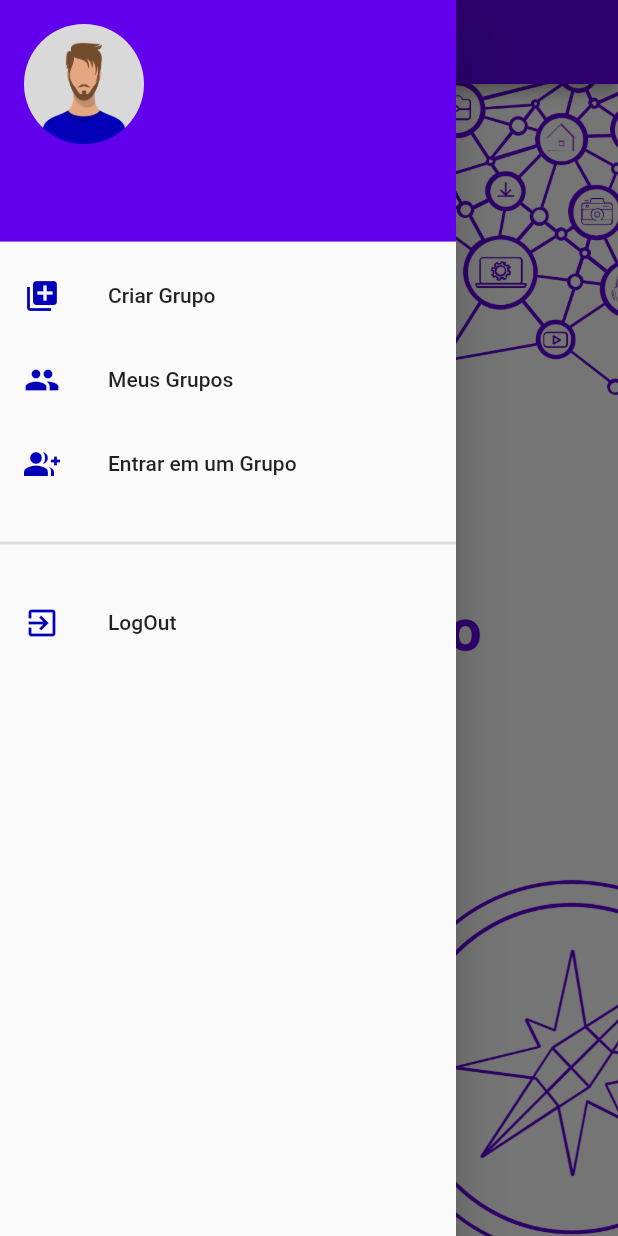
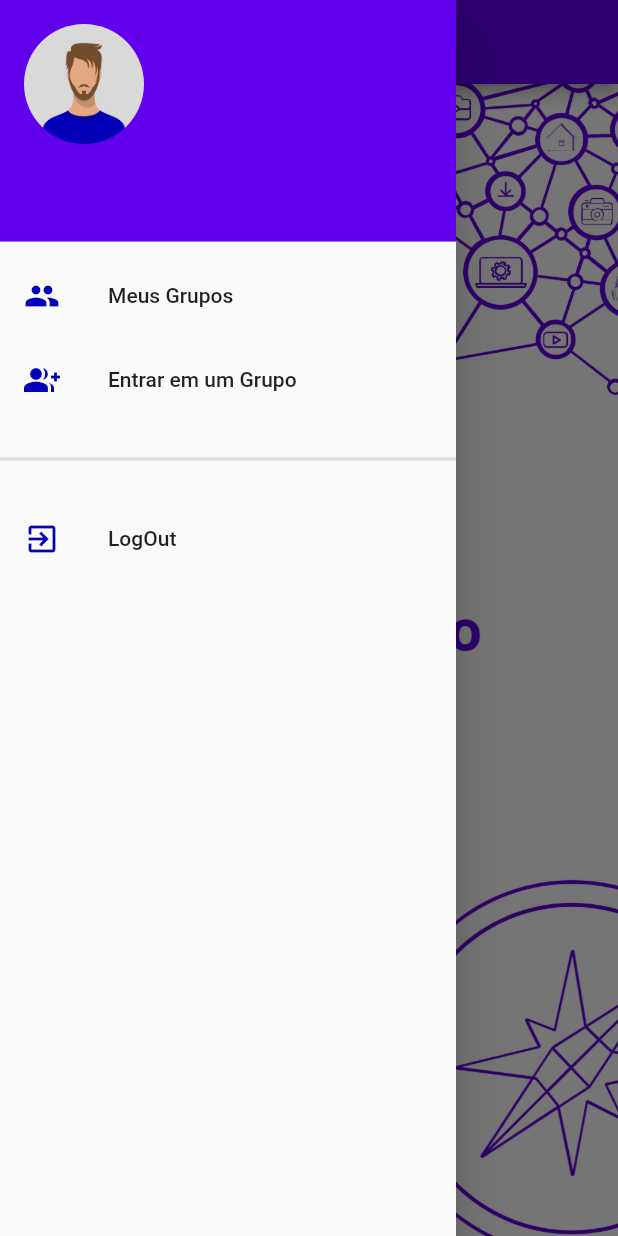
Before and after one commit to guilhermocc/GeoGraph, a Flutter app: the HomePage screen opened by its route, with the side drawer open, on a phone screen of 412 x 824 dp. Run offline on Flutter 3.47's test engine with Material 2 defaults, Android fonts, the phone set to English and light mode, and no system bars; our stand-ins replace cloud_firestore, firebase_auth, flutter_mobx, geolocator, google_maps_flutter, mobx; missing offline and left inert: flutter_ringtone_player, location_permissions; accounts and stored records are empty; generated files the repository leaves out were written again.

Commit message:
Hide create group from normal users in home page

```diff
--- a/lib/android/pages/home.dart
+++ b/lib/android/pages/home.dart
@@ -18,7 +18,6 @@ class _HomePageState extends State<HomePage> {
   Position myLocation;
   List<Placemark> myPlacemark;
   HomeBloc bloc = HomeBloc();
-
 
   @override
   Widget build(BuildContext context) {
@@ -57,14 +56,17 @@ class _HomePageState extends State<HomePage> {
                       ),
                     ],
                   )),
-              ListTile(
-                leading: Icon(
-                  Icons.library_add,
-                  color: Theme.of(context).primaryColorDark,
-                ),
-                onTap: () => Navigator.pushNamed(context, '/create_group'),
-                title: Text('Criar Grupo'),
-              ),
+              user.type == "tourist_guide"
+                  ? ListTile(
+                      leading: Icon(
+                        Icons.library_add,
+                        color: Theme.of(context).primaryColorDark,
+                      ),
+                      onTap: () =>
+                          Navigator.pushNamed(context, '/create_group'),
+                      title: Text('Criar Grupo'),
+                    )
+                  : Container(),
               ListTile(
                 leading: Icon(
                   Icons.group,
```
